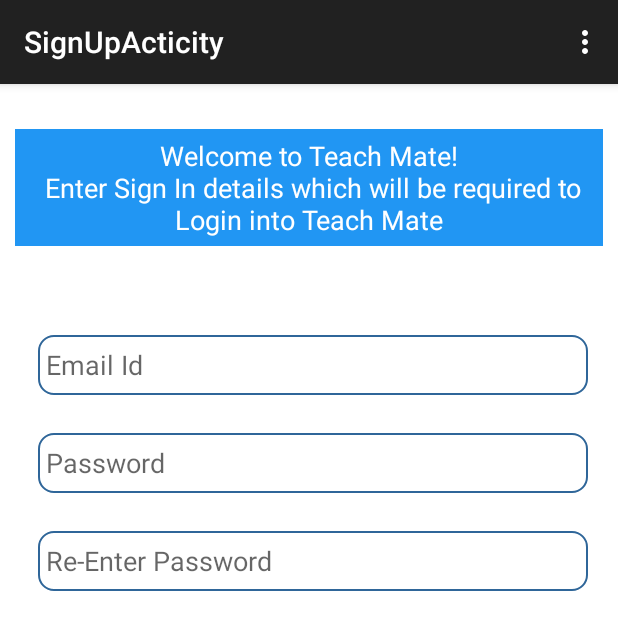
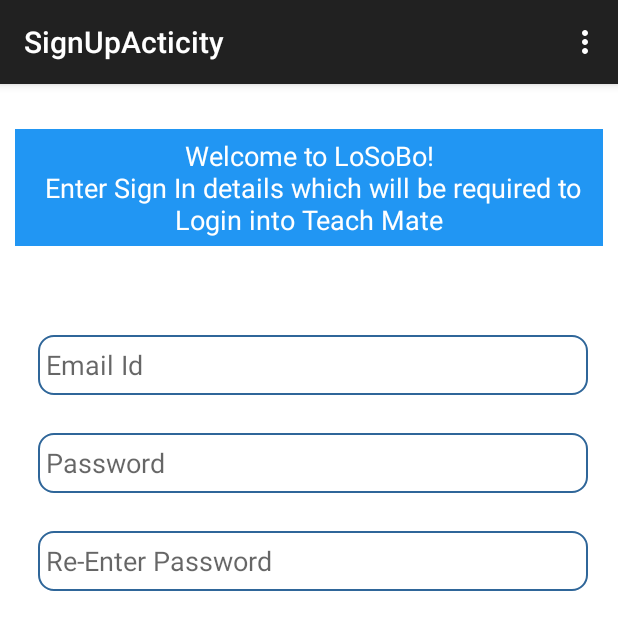
Before and after one commit to vikoo/HikeHack, an Android app: the CredentialDetailsFragment screen opened directly, with no data from a screen before it, on a phone screen of 412 x 824 dp, the top half of it. Run offline under Robolectric (Android 15) with nearby library versions, the phone set to English and light mode, and no system bars.

Commit message:
Logo and name changes in xml files

```diff
--- a/app/src/main/java/com/teachmate/teachmate/Chat/ChatXMPPService.java
+++ b/app/src/main/java/com/teachmate/teachmate/Chat/ChatXMPPService.java
@@ -145,7 +145,7 @@ public class ChatXMPPService extends Service {
 
         mNotificationManager = (NotificationManager)
                 this.getSystemService(Context.NOTIFICATION_SERVICE);
-        Bitmap bitmap = BitmapFactory.decodeResource(getResources(), R.drawable.logo_notif);
+        Bitmap bitmap = BitmapFactory.decodeResource(getResources(), R.drawable.losobo_notif);
 
         Intent chatIntent = new Intent(getApplicationContext(), ChatActivity.class);
         chatIntent.putExtra("ChatId", chatChatId);
@@ -185,7 +185,7 @@ public class ChatXMPPService extends Service {
 
             Notification mBuilder =
                     new NotificationCompat.Builder(getApplicationContext())
-                            .setSmallIcon(R.drawable.logo_notif)
+                            .setSmallIcon(R.drawable.losobo_notif)
                             .setLargeIcon(bitmap)
                             .setContentTitle("Chat Notification")
                             .setContentIntent(pendingIntent)
--- a/app/src/main/res/layout/fragment_credential_details.xml
+++ b/app/src/main/res/layout/fragment_credential_details.xml
@@ -62,7 +62,7 @@
         android:layout_width="wrap_content"
         android:layout_height="wrap_content"
         android:textAppearance="?android:attr/textAppearanceMedium"
-        android:text="Welcome to Teach Mate!\n Enter Sign In details which will be required to Login into Teach Mate"
+        android:text="Welcome to LoSoBo!\n Enter Sign In details which will be required to Login into Teach Mate"
         android:id="@+id/textView12"
         android:layout_alignParentTop="true"
         android:layout_marginTop="20dp"
--- a/app/src/main/res/layout/fragment_sign_up_acticity.xml
+++ b/app/src/main/res/layout/fragment_sign_up_acticity.xml
@@ -73,7 +73,7 @@
         android:layout_width="wrap_content"
         android:layout_height="wrap_content"
         android:textAppearance="?android:attr/textAppearanceMedium"
-        android:text="Welcome to TeachMate. Please enter the following details to register to our services!"
+        android:text="Welcome to LoSoBo. Please enter the following details to register to our services!"
         android:id="@+id/textView12"
         android:layout_alignParentTop="true"
         android:layout_alignParentLeft="true"
```
Also changed, not shown: 3 other files.
